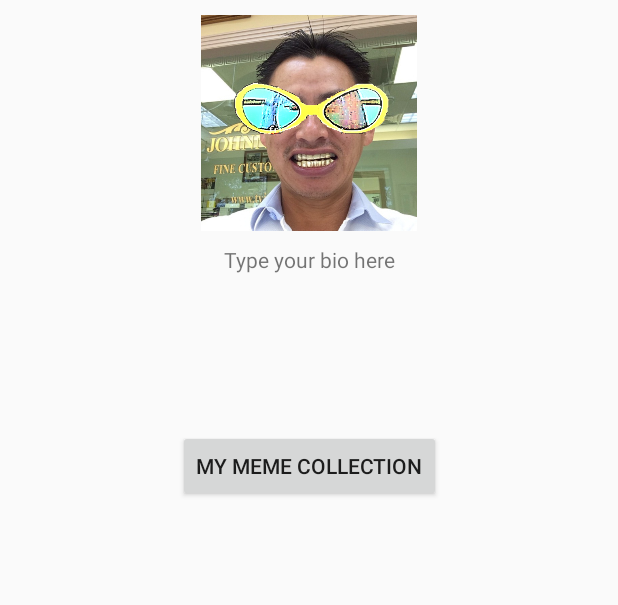
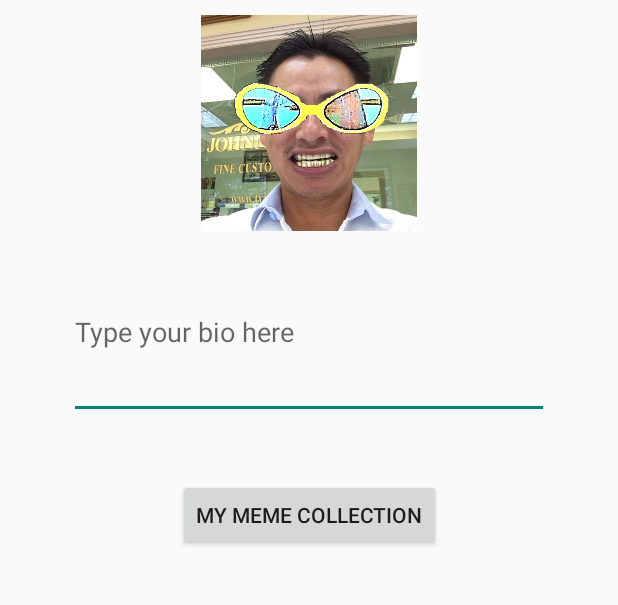
Before and after one commit to MochiCurry/TCSS-450-Team-12, an Android app: the MainPageActivity screen opened directly, with no data from a screen before it, after a tap on "MY PROFILE", on a phone screen of 412 x 824 dp, the part 84-689 px from its top. Run offline under Robolectric (Android 15) with nearby library versions, the phone set to English and light mode, and no system bars.

```diff
--- a/app/src/main/AndroidManifest.xml
+++ b/app/src/main/AndroidManifest.xml
@@ -19,7 +19,7 @@
                 <category android:name="android.intent.category.LAUNCHER" />
             </intent-filter>
         </activity>
-        <activity android:name=".MainPage" />
+        <activity android:name=".MainPageActivity" />
         <activity android:name=".QuizActivity" />
         <activity android:name=".MatchActivity" />
         <activity android:name=".ProfileActivity" />
--- a/app/src/main/java/edu/tacoma/uw/css/sextod/memeups/MainPage.java
+++ b/app/src/main/java/edu/tacoma/uw/css/sextod/memeups/MainPageActivity.java
@@ -10,7 +10,7 @@ import android.view.MenuItem;
 import android.view.View;
 import android.widget.Button;
 
-public class MainPage extends AppCompatActivity {
+public class MainPageActivity extends AppCompatActivity {
     private Button quizbutton;
     private Button matchbutton;
     private Button profilebutton;
--- a/app/src/main/java/edu/tacoma/uw/css/sextod/memeups/QuestionLibrary.java
+++ b/app/src/main/java/edu/tacoma/uw/css/sextod/memeups/QuestionLibrary.java
@@ -9,6 +9,7 @@ package edu.tacoma.uw.css.sextod.memeups;
 
 /**
  * Question Library that stores all of the quiz questions.
+ * author: Kerry Ferguson
  */
 public class QuestionLibrary {
 
--- a/app/src/main/java/edu/tacoma/uw/css/sextod/memeups/QuizActivity.java
+++ b/app/src/main/java/edu/tacoma/uw/css/sextod/memeups/QuizActivity.java
@@ -28,6 +28,7 @@ import android.widget.Toast;
 
 /**
  * Quiz activity using questions from QuestionLibrary
+ * author: Kerry Ferguson
  */
 public class QuizActivity extends AppCompatActivity {
     //New radio buttons, question library to load questions, max number of questions
@@ -96,10 +97,10 @@ public class QuizActivity extends AppCompatActivity {
                 //If correct answer, increment score and display correct
                 if (radioButton.getText() == mAnswer) {
                     score += 1;
-                    Toast.makeText(QuizActivity.this, "correct", Toast.LENGTH_SHORT).show();
+                   // Toast.makeText(QuizActivity.this, "correct", Toast.LENGTH_SHORT).show();
                 //else display wrong
                 } else {
-                    Toast.makeText(QuizActivity.this, "wrong", Toast.LENGTH_SHORT).show();
+                    //Toast.makeText(QuizActivity.this, "wrong", Toast.LENGTH_SHORT).show();
                 }
                 //Check if end of the quiz
                 if (mQuestionNumber == QUIZ_COUNT) {
--- a/app/src/main/java/edu/tacoma/uw/css/sextod/memeups/ResultActivity.java
+++ b/app/src/main/java/edu/tacoma/uw/css/sextod/memeups/ResultActivity.java
@@ -15,16 +15,14 @@ import android.content.Context;
 import android.content.Intent;
 import android.content.SharedPreferences;
 import android.os.Bundle;
-import android.support.design.widget.FloatingActionButton;
-import android.support.design.widget.Snackbar;
 import android.support.v7.app.AppCompatActivity;
-import android.support.v7.widget.Toolbar;
 import android.view.View;
 import android.widget.Button;
 import android.widget.TextView;
 
 /**
  * Class to display the results of the quiz
+ * author: Kerry Ferguson
  */
 public class ResultActivity extends AppCompatActivity {
 
@@ -64,7 +62,7 @@ public class ResultActivity extends AppCompatActivity {
             @Override
             public void onClick(View v) {
 
-                Intent intent = new Intent(getApplicationContext(), MainPage.class);
+                Intent intent = new Intent(getApplicationContext(), MainPageActivity.class);
                 startActivity(intent);
 
             }
--- a/app/src/main/res/layout/activity_main_page.xml
+++ b/app/src/main/res/layout/activity_main_page.xml
@@ -4,7 +4,7 @@
     xmlns:tools="http://schemas.android.com/tools"
     android:layout_width="match_parent"
     android:layout_height="match_parent"
-    tools:context=".MainPage">
+    tools:context=".MainPageActivity">
 
     <include
         android:id="@+id/top_bar"
--- a/app/src/main/res/layout/activity_profile.xml
+++ b/app/src/main/res/layout/activity_profile.xml
@@ -13,17 +13,23 @@
     </include>
 
 
+    <EditText
+        android:id="@+id/biotext"
+        android:layout_width="320dp"
+        android:layout_height="116dp"
+        android:layout_marginTop="8dp"
+        android:hint="Type your bio here"
+        android:inputType="textEmailAddress"
 
-    <TextView
-        android:id="@+id/biotext"
-        android:layout_width="wrap_content"
-        android:layout_height="wrap_content"
-        android:layout_marginTop="8dp"
-        android:text="Type your bio here"
         app:layout_constraintEnd_toEndOf="parent"
         app:layout_constraintHorizontal_bias="0.501"
         app:layout_constraintStart_toStartOf="parent"
         app:layout_constraintTop_toBottomOf="@+id/imageView2" />
+
+
+
+
+
 
     <ImageView
         android:id="@+id/imageView2"
@@ -39,7 +45,7 @@
         android:id="@+id/collectionbutton"
         android:layout_width="wrap_content"
         android:layout_height="wrap_content"
-        android:layout_marginTop="104dp"
+        android:layout_marginTop="40dp"
         android:text="My meme collection"
         app:layout_constraintEnd_toEndOf="parent"
         app:layout_constraintHorizontal_bias="0.502"
```
Also changed, not shown: app/src/main/java/edu/tacoma/uw/css/sextod/memeups/MainActivity.java (+22 -4 lines).
